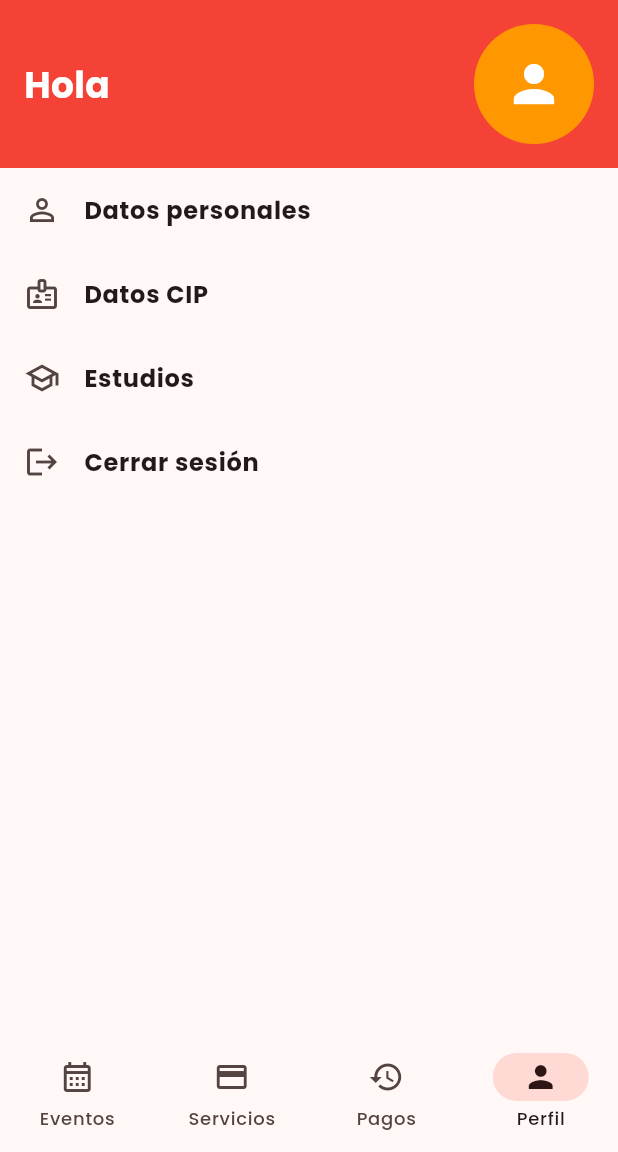
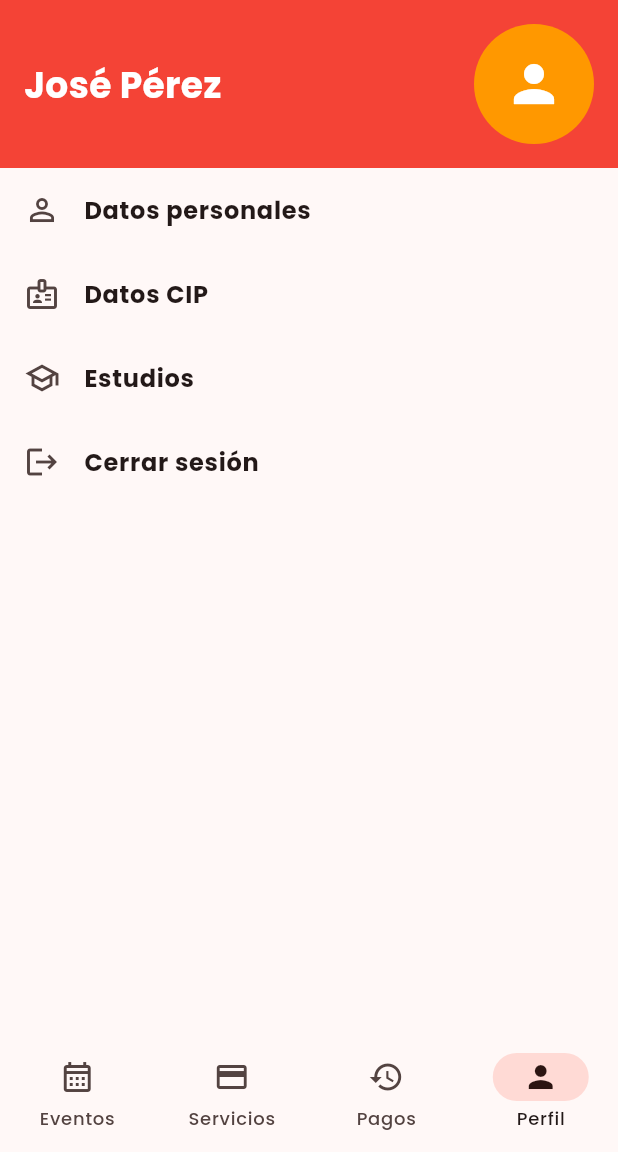
Before and after one commit to JorgeAntonio/cip-loreto, a Flutter app: the screen it shows after launch, swiped to page 4, on a phone screen of 412 x 824 dp, the part 84-1236 px from its top. Run offline on Flutter 3.47's test engine with Material 3 defaults, Android fonts, the phone set to English and light mode, and no system bars; our stand-ins replace cached_network_image, flutter_riverpod, flutter_svg, go_router, google_fonts, hooks_riverpod and 2 more; network calls fail.

Commit message:
Enhance UI: Add bouncing scroll physics to home and payments screens; update greeting in profile screen

```diff
--- a/lib/core/presentation/screens/home/home_screen.dart
+++ b/lib/core/presentation/screens/home/home_screen.dart
@@ -17,6 +17,7 @@ class HomeScreen extends StatelessWidget {
     return FlutterAppBaseScreen(
       appBar: const HomeAppBar(),
       body: ListView.builder(
+          physics: const BouncingScrollPhysics(),
           itemCount: myProducts.length,
           itemBuilder: (context, index) {
             return const EventCard();
--- a/lib/core/presentation/screens/payments/payments_screen.dart
+++ b/lib/core/presentation/screens/payments/payments_screen.dart
@@ -12,6 +12,7 @@ class PaymentsScreen extends StatelessWidget {
     return FlutterAppBaseScreen(
       appBar: const HomeAppBar(),
       body: ListView.builder(
+          physics: const BouncingScrollPhysics(),
           itemCount: myProducts.length,
           itemBuilder: (context, index) {
             return const PaymentDetailWidget();
--- a/lib/core/presentation/screens/profile/profile_screen.dart
+++ b/lib/core/presentation/screens/profile/profile_screen.dart
@@ -21,7 +21,7 @@ class ProfileScreen extends StatelessWidget {
                 // Texto de saludo
                 Expanded(
                   child: Text(
-                    'Hola',
+                    'José Pérez',
                     style: TextStyle(
                       color: Colors.white,
                       fontSize: 24,
```
